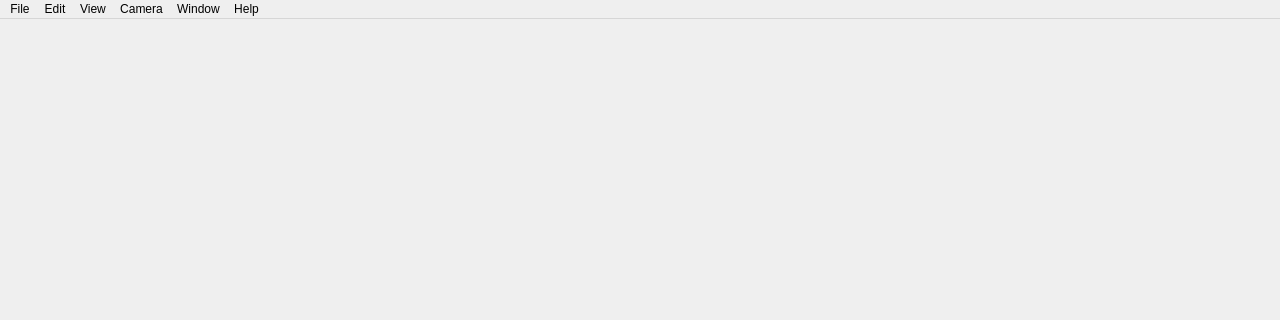
Old version of the form resources/ui/MainWindow.ui in the repository QtOpenGL/sandbox3d-editor; both pictures show x 0 to 1280 and y 0 to 320 of the 1280 by 720 pixel window.
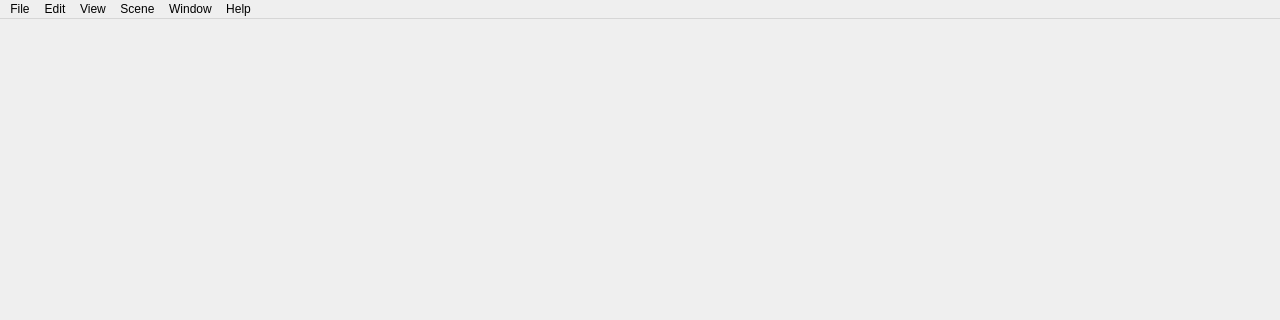
New version of the form. Icons and pictures are not drawn.

Commit message: Improved menu bar

```diff
--- a/resources/ui/MainWindow.ui
+++ b/resources/ui/MainWindow.ui
@@ -79,12 +79,6 @@
     <addaction name="actionShowRenderGraphEditor"/>
     <addaction name="actionShowCommandList"/>
    </widget>
-   <widget class="QMenu" name="menuCamera">
-    <property name="title">
-     <string>Camera</string>
-    </property>
-    <addaction name="actionResetCamera"/>
-   </widget>
    <widget class="QMenu" name="menuView">
     <property name="title">
      <string>View</string>
@@ -94,10 +88,18 @@
     <addaction name="actionDrawObjectsAABB"/>
     <addaction name="actionDrawSceneAABB"/>
    </widget>
+   <widget class="QMenu" name="menuScene">
+    <property name="title">
+     <string>Scene</string>
+    </property>
+    <addaction name="actionImport"/>
+    <addaction name="actionExport"/>
+    <addaction name="separator"/>
+   </widget>
    <addaction name="menuFile"/>
    <addaction name="menuEdit"/>
    <addaction name="menuView"/>
-   <addaction name="menuCamera"/>
+   <addaction name="menuScene"/>
    <addaction name="menuWindow"/>
    <addaction name="menuHelp"/>
   </widget>
```
Left out of the diff: 20 changed lines with no effect on the pictures.
